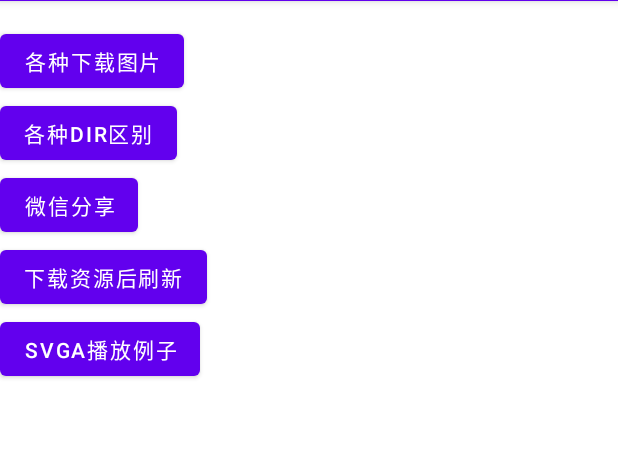
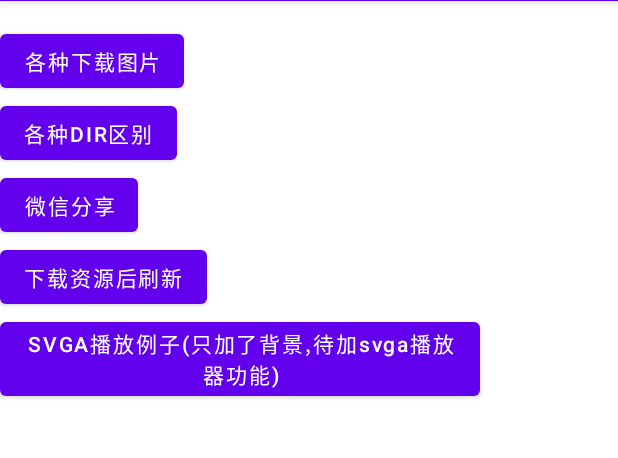
Before and after one commit to cag2050/AndroidDemo, an Android app: the screen it shows after launch (MainActivity), on a phone screen of 412 x 824 dp, the part 83-541 px from its top. Run offline under Robolectric (Android 15) with nearby library versions, the phone set to English and light mode, and no system bars.

```diff
--- a/app/src/main/res/layout/activity_main.xml
+++ b/app/src/main/res/layout/activity_main.xml
@@ -45,7 +45,7 @@
         android:id="@+id/svga"
         android:layout_width="wrap_content"
         android:layout_height="wrap_content"
-        android:text="SVGA播放例子"
+        android:text="SVGA播放例子(只加了背景,待加svga播放器功能)"
         android:textAllCaps="false"
         app:layout_constraintStart_toStartOf="parent"
         app:layout_constraintTop_toBottomOf="@+id/refresh"/>
```
Also changed, not shown: app/src/main/java/com/example/androiddemo/SVGAPlayActivity.java (+7 -12 lines).
